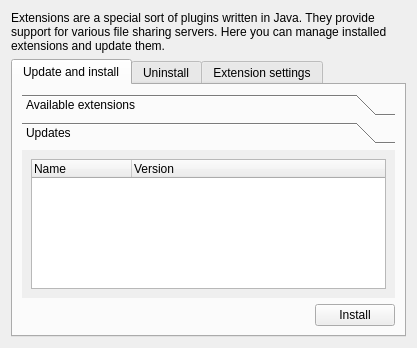
Above: src/engines/SettingsJavaPluginForm.ui from LubosD/fatrat before the change. Below: the same form after it.
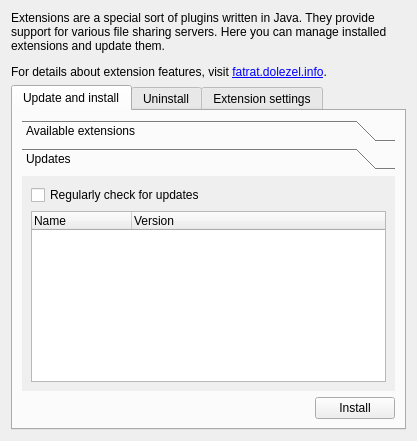
That is the form after the change. The open tabs and pages were chosen to show the change.

Commit message: Auto update checking

Diff of the .ui file:
```diff
--- a/src/engines/SettingsJavaPluginForm.ui
+++ b/src/engines/SettingsJavaPluginForm.ui
@@ -7,7 +7,7 @@
     <x>0</x>
     <y>0</y>
     <width>417</width>
-    <height>348</height>
+    <height>441</height>
    </rect>
   </property>
   <property name="windowTitle">
@@ -17,7 +17,12 @@
    <item row="0" column="0">
     <widget class="QLabel" name="label">
      <property name="text">
-      <string>Extensions are a special sort of plugins written in Java. They provide support for various file sharing servers. Here you can manage installed extensions and update them.</string>
+      <string>Extensions are a special sort of plugins written in Java. They provide support for various file sharing servers. Here you can manage installed extensions and update them.
+&lt;p&gt;
+For details about extension features, visit &lt;a href=&quot;http://fatrat.dolezel.info/plugin-structure&quot;&gt;fatrat.dolezel.info&lt;/a&gt;.</string>
+     </property>
+     <property name="textFormat">
+      <enum>Qt::RichText</enum>
      </property>
      <property name="wordWrap">
       <bool>true</bool>
@@ -85,15 +90,15 @@
            <rect>
             <x>0</x>
             <y>0</y>
-            <width>112</width>
-            <height>112</height>
+            <width>377</width>
+            <height>209</height>
            </rect>
           </property>
           <attribute name="label">
            <string>Updates</string>
           </attribute>
           <layout class="QGridLayout" name="gridLayout_5">
-           <item row="0" column="0">
+           <item row="1" column="0">
             <widget class="QTreeWidget" name="treeUpdates">
              <property name="rootIsDecorated">
               <bool>false</bool>
@@ -119,6 +124,13 @@
              </column>
             </widget>
            </item>
+           <item row="0" column="0">
+            <widget class="QCheckBox" name="checkAutoCheck">
+             <property name="text">
+              <string>Regularly check for updates</string>
+             </property>
+            </widget>
+           </item>
           </layout>
          </widget>
         </widget>
```
Left out of the diff: 2 changed lines with no effect on the pictures. The commit also changes 13 other files.
